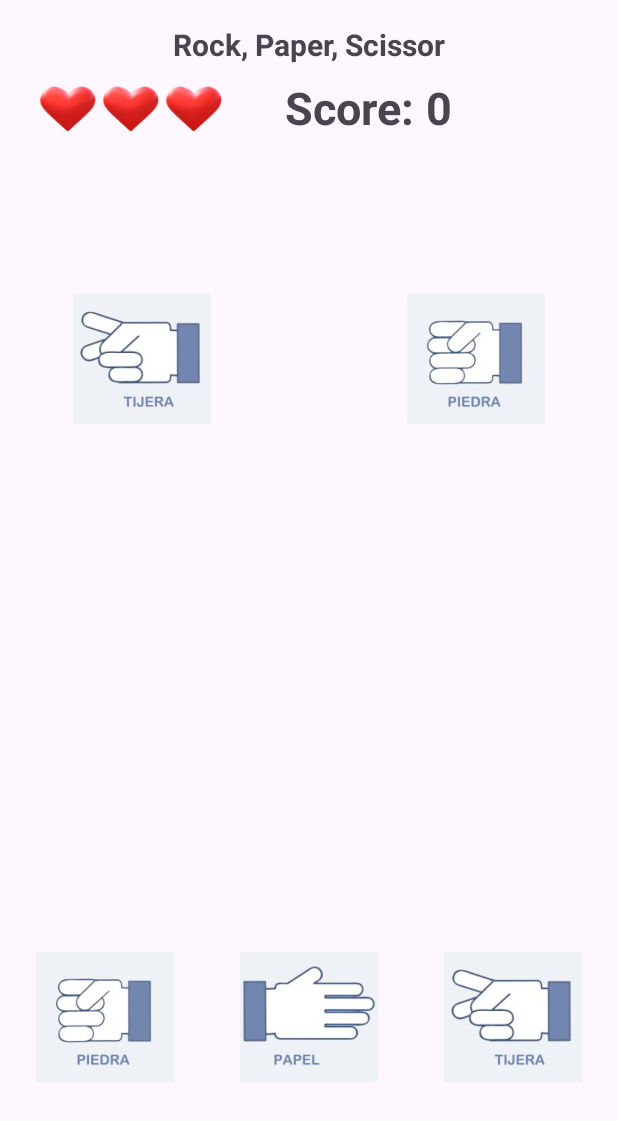
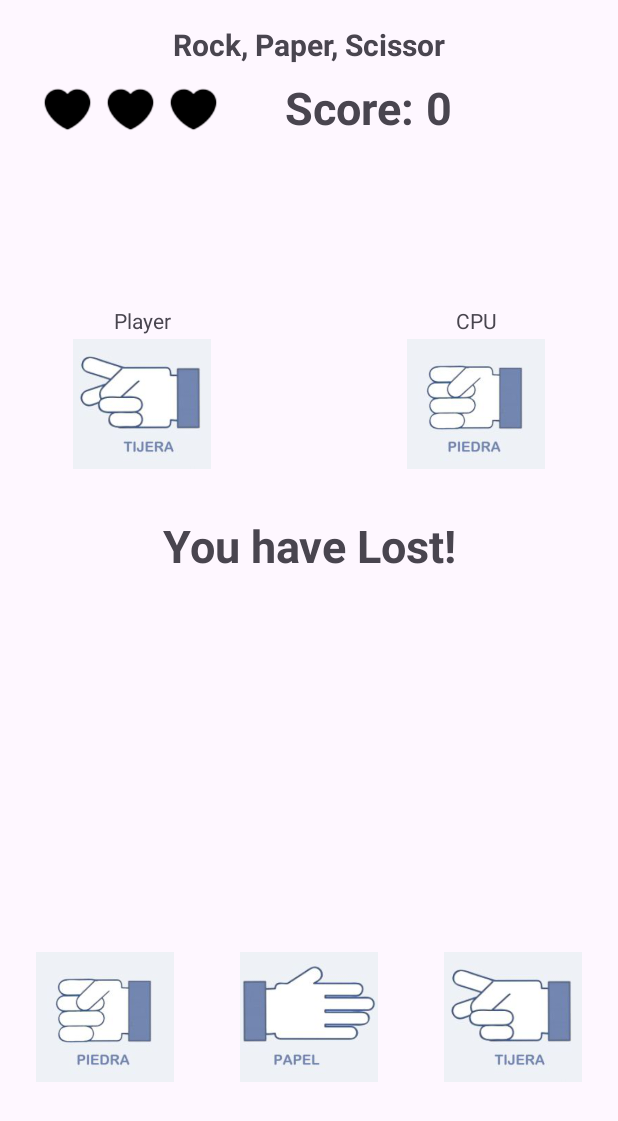
Before and after one commit to DennisEckerskorn/tema03ejercicio04, an Android app: the screen it shows after launch (MainActivity), after a tap on "Scissor", on a phone screen of 412 x 824 dp. Shown: the top 1121 px of the screen. Run offline under Robolectric (Android 15) with nearby library versions, the phone set to English and light mode, and no system bars; 2 other taps on this screen came first.

```diff
--- a/app/src/main/java/com/denniseckerskorn/tema03ejercicio04/MainActivity.java
+++ b/app/src/main/java/com/denniseckerskorn/tema03ejercicio04/MainActivity.java
@@ -1,6 +1,8 @@
 package com.denniseckerskorn.tema03ejercicio04;
 
 import android.os.Bundle;
+import android.os.CountDownTimer;
+import android.os.Handler;
 import android.view.View;
 import android.widget.ImageView;
 import android.widget.TextView;
@@ -82,6 +84,14 @@ public class MainActivity extends AppCompatActivity {
         });
     }
 
+    /**
+     * Método que simula las rondas jugadas.
+     * EL jugador selecciona las imagenes hasta llegar a 3 puntos para ganar o 3 perdidas para perder.
+     * Cuando se gana o pierde, se ejecuta un CountDown antes de resetear el juego.
+     *
+     * @param playerChoice     Imagen seleccionada por el jugador
+     * @param playerImageResId ID de la imagen seleccionada.
+     */
     private void playRound(RPSGame.GameSymbol playerChoice, int playerImageResId) {
         //Asignar imagen del jugador:
         ivPlayer.setImageResource(playerImageResId);
@@ -101,24 +111,47 @@ public class MainActivity extends AppCompatActivity {
         //Actualizar el score:
         tvPoints.setText(String.valueOf(rpsGame.getScore()));
 
-        if (rpsGame.getScore() == 3) {
+        //Evaluar si ha ganado
+        if (rpsGame.getScore() >= 3) {
             Toast.makeText(this, getString(R.string.finalWin), Toast.LENGTH_SHORT).show();
             //Reset Game
-            resetGame();
+            new CountDownTimer(2000, 1000) {
+                public void onTick(long millisUntilFinished) {
+
+                }
+
+                public void onFinish() {
+                    resetGame();
+                }
+            }.start();
         }
 
-        if(rpsGame.getLosses() == 3) {
+        //Evaluar si ha perdido
+        if (rpsGame.getLosses() >= 3) {
             Toast.makeText(this, getString(R.string.finalLoss), Toast.LENGTH_SHORT).show();
-            //Reset game
-            resetGame();
+            new CountDownTimer(2000, 1000) {
+                public void onTick(long millisUntilFinished) {
+
+                }
+
+                public void onFinish() {
+                    resetGame();
+                }
+            }.start();
         }
 
-        if(result == 2) {
+        //Actualizar imagen al perder
+        if (result == 2) {
             updateImageHeart(rpsGame.getLosses());
         }
 
     }
 
+    /**
+     * Método que actualiza las imagen de los corazones en funcion de los puntos perdidos.
+     *
+     * @param losses Número de perdidas del jugador
+     */
     private void updateImageHeart(int losses) {
         switch (losses) {
             case 1:
@@ -133,6 +166,11 @@ public class MainActivity extends AppCompatActivity {
         }
     }
 
+    /**
+     * Muestra un mensaje de resultado en función del resultado de la ronda.
+     *
+     * @param result Resultado de la ronda (0: empate, 1: jugador gana, 2: jugador pierde).
+     */
     private void showResultMessage(int result) {
         switch (result) {
             case 0: //Empate
@@ -148,6 +186,11 @@ public class MainActivity extends AppCompatActivity {
 
     }
 
+    /**
+     * Actualiza la imagen de la selección de la CPU según su elección.
+     *
+     * @param computerChoice Elección aleatoria de la CPU.
+     */
     private void updateImageComputerChoice(RPSGame.GameSymbol computerChoice) {
         switch (computerChoice) {
             case ROCK:
@@ -161,6 +204,9 @@ public class MainActivity extends AppCompatActivity {
         }
     }
 
+    /**
+     * Reinicia el juego, reseteando el puntaje y las imágenes de estado.
+     */
     private void resetGame() {
         rpsGame.reset();
         tvPoints.setText("0");
@@ -168,6 +214,9 @@ public class MainActivity extends AppCompatActivity {
         resetHeartImages();
     }
 
+    /**
+     * Resetea las imágenes de los corazones a su estado original.
+     */
     private void resetHeartImages() {
         ivRedHeart1.setImageResource(R.drawable.life_heart);
         ivRedHeart2.setImageResource(R.drawable.life_heart);
--- a/app/src/main/java/com/denniseckerskorn/tema03ejercicio04/modelos/RPSGame.java
+++ b/app/src/main/java/com/denniseckerskorn/tema03ejercicio04/modelos/RPSGame.java
@@ -1,5 +1,6 @@
 package com.denniseckerskorn.tema03ejercicio04.modelos;
 
+import java.util.Objects;
 import java.util.Random;
 
 public class RPSGame {
@@ -19,45 +20,6 @@ public class RPSGame {
         this.score = 0;
         this.losses = 0;
         this.rnd = new Random();
-    }
-
-    public void setPlayerChoice(GameSymbol choice) {
-        this.playerChoice = choice;
-    }
-
-    public void generateComputerChoice() {
-        int randomChoice = rnd.nextInt(3);
-        switch (randomChoice) {
-            case 0:
-                this.computerChoice = GameSymbol.ROCK;
-                break;
-            case 1:
-                this.computerChoice = GameSymbol.PAPER;
-                break;
-            case 2:
-                this.computerChoice = GameSymbol.SCISSOR;
-                break;
-        }
-    }
-
-    public GameSymbol getComputerChoice() {
-        return computerChoice;
-    }
-
-    private void incrementScore() {
-        score++;
-    }
-
-    public int getScore() {
-        return score;
-    }
-
-    public void incrementLosses() {
-        losses++;
-    }
-
-    public int getLosses() {
-        return losses;
     }
 
     /**
@@ -110,8 +72,94 @@ public class RPSGame {
         return error; // Error
     }
 
+    /**
+     * Establece la elección del jugador.
+     *
+     * @param choice La elección del jugador, de tipo GameSymbol.
+     */
+    public void setPlayerChoice(GameSymbol choice) {
+        this.playerChoice = choice;
+    }
+
+    /**
+     * Genera una elección aleatoria para la CPU.
+     * Selecciona un símbolo al azar entre ROCK, PAPER y SCISSOR.
+     */
+    public void generateComputerChoice() {
+        int randomChoice = rnd.nextInt(3);
+        switch (randomChoice) {
+            case 0:
+                this.computerChoice = GameSymbol.ROCK;
+                break;
+            case 1:
+                this.computerChoice = GameSymbol.PAPER;
+                break;
+            case 2:
+                this.computerChoice = GameSymbol.SCISSOR;
+                break;
+        }
+    }
+
+    /**
+     * Incrementa el puntaje del jugador en uno.
+     */
+    private void incrementScore() {
+        score++;
+    }
+
+    /**
+     * Incrementa el contador de pérdidas del jugador en uno.
+     */
+    public void incrementLosses() {
+        losses++;
+    }
+
+    /**
+     * Devuelve la elección actual de la CPU.
+     *
+     * @return La elección de la CPU de tipo GameSymbol.
+     */
+    public GameSymbol getComputerChoice() {
+        return computerChoice;
+    }
+
+    /**
+     * Devuelve el puntaje actual del jugador.
+     *
+     * @return Puntaje actual.
+     */
+    public int getScore() {
+        return score;
+    }
+
+    /**
+     * Devuelve el número de pérdidas del jugador.
+     *
+     * @return Número de pérdidas.
+     */
+    public int getLosses() {
+        return losses;
+    }
+
+
+    /**
+     * Resetea el puntaje y las pérdidas a cero.
+     */
     public void reset() {
         score = 0;
         losses = 0;
     }
+
+    @Override
+    public boolean equals(Object o) {
+        if (this == o) return true;
+        if (o == null || getClass() != o.getClass()) return false;
+        RPSGame rpsGame = (RPSGame) o;
+        return score == rpsGame.score && losses == rpsGame.losses && playerChoice == rpsGame.playerChoice && computerChoice == rpsGame.computerChoice && Objects.equals(rnd, rpsGame.rnd);
+    }
+
+    @Override
+    public int hashCode() {
+        return Objects.hash(score, losses, playerChoice, computerChoice, rnd);
+    }
 }
--- a/app/src/main/res/layout/activity_main.xml
+++ b/app/src/main/res/layout/activity_main.xml
@@ -74,12 +74,30 @@
         app:layout_constraintTop_toBottomOf="@+id/tvTitle"
         app:srcCompat="@drawable/life_heart" />
 
+    <TextView
+        android:id="@+id/tvPlayer"
+        android:layout_width="wrap_content"
+        android:layout_height="wrap_content"
+        android:text="@string/tvPlayer"
+        app:layout_constraintBottom_toTopOf="@+id/ivPlayer"
+        app:layout_constraintEnd_toEndOf="@+id/ivPlayer"
+        app:layout_constraintStart_toStartOf="@+id/ivPlayer" />
+
+    <TextView
+        android:id="@+id/tvCPU"
+        android:layout_width="wrap_content"
+        android:layout_height="wrap_content"
+        android:text="@string/tvCPU"
+        app:layout_constraintBottom_toTopOf="@+id/ivCPU"
+        app:layout_constraintEnd_toEndOf="@+id/ivCPU"
+        app:layout_constraintStart_toStartOf="@+id/ivCPU" />
+
     <ImageView
         android:id="@+id/ivPlayer"
         android:layout_width="92dp"
         android:layout_height="92dp"
         android:layout_marginStart="16dp"
-        android:layout_marginTop="150dp"
+        android:layout_marginTop="180dp"
         android:layout_marginEnd="98dp"
         app:layout_constraintEnd_toStartOf="@+id/ivCPU"
         app:layout_constraintStart_toStartOf="parent"
@@ -90,7 +108,7 @@
         android:id="@+id/ivCPU"
         android:layout_width="92dp"
         android:layout_height="92dp"
-        android:layout_marginTop="150dp"
+        android:layout_marginTop="180dp"
         android:layout_marginEnd="16dp"
         app:layout_constraintEnd_toEndOf="parent"
         app:layout_constraintStart_toEndOf="@+id/ivPlayer"
--- a/app/src/main/res/values/strings.xml
+++ b/app/src/main/res/values/strings.xml
@@ -10,4 +10,6 @@
     <string name="tvDrawMessage">Draw!</string>
     <string name="finalWin">Congratulations, you have Won!</string>
     <string name="finalLoss">What a shame, you have lost!</string>
+    <string name="tvPlayer">Player</string>
+    <string name="tvCPU">CPU</string>
 </resources>
```
Also changed, not shown: 1 other file.
